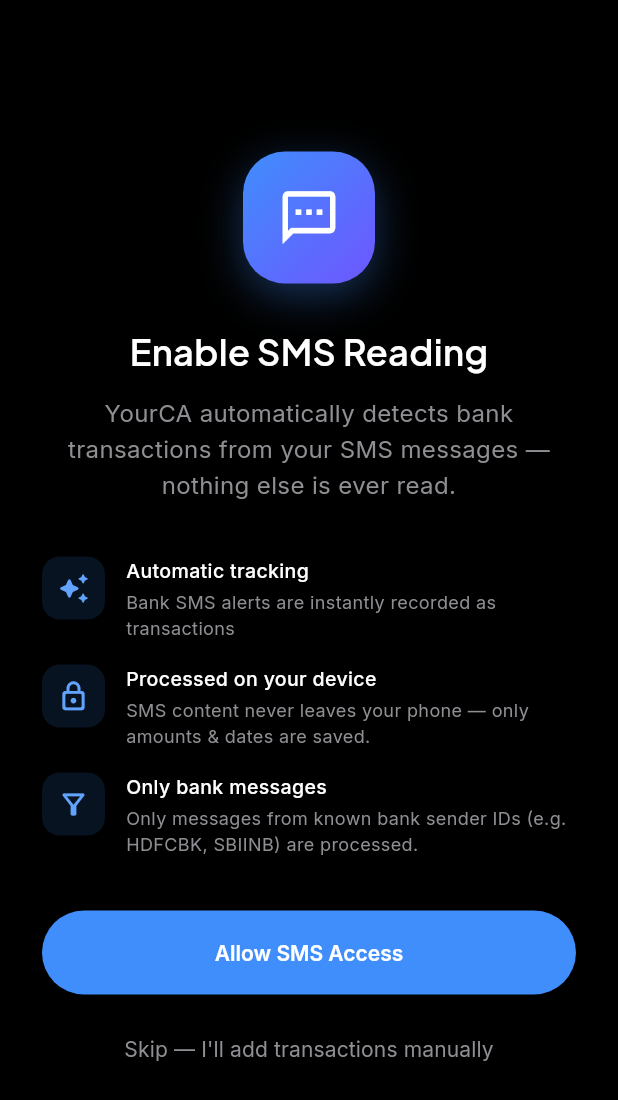
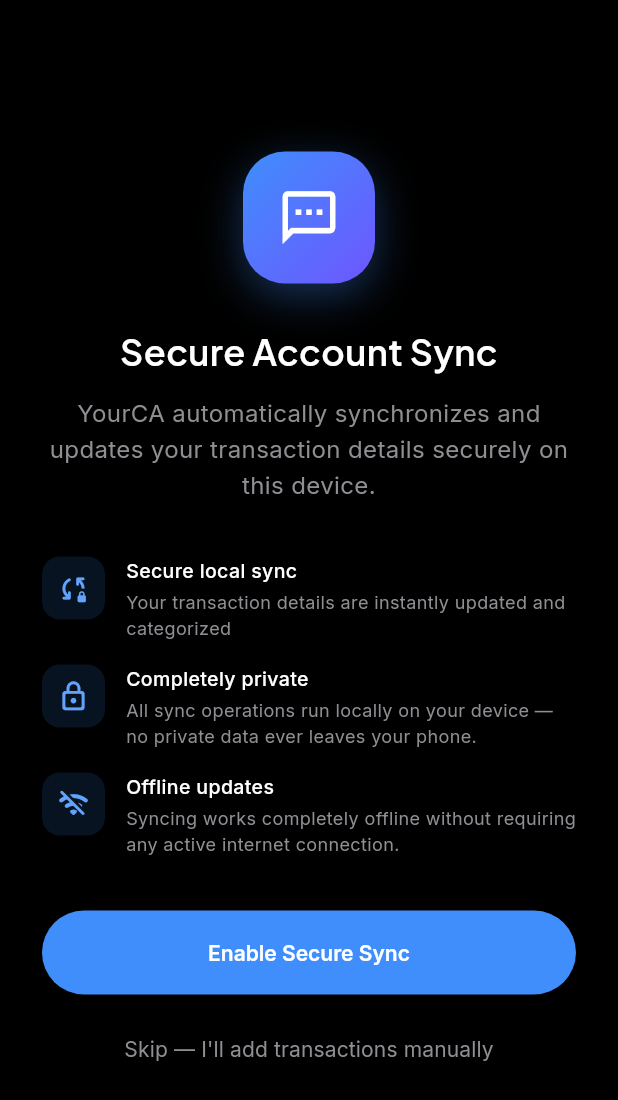
Before and after one commit to Aryan555612/YourCA, a Flutter app: the SmsPermissionScreen screen opened directly with empty values, on a phone screen of 412 x 824 dp. Shown: the top 1100 px of the screen. Run offline on Flutter 3.47's test engine with Material 3 defaults, Android fonts, the phone set to English and light mode, and no system bars; our stand-ins replace cloud_firestore, csv, file_picker, firebase_auth, firebase_core, fl_chart and 8 more; missing offline and left inert: another_telephony; accounts and stored records are empty.

Commit message:
Implement transaction deduplication, set fresh-install sync start date to today, re-frame SMS permission page, and display reference numbers

```diff
--- a/lib/features/dashboard/merchant_breakdown_screen.dart
+++ b/lib/features/dashboard/merchant_breakdown_screen.dart
@@ -71,7 +71,7 @@
                       style: AppTextStyles.titleMedium,
                     ),
                     subtitle: Text(
-                      '${DateUtils2.toDayMonth(tx.date)} at ${DateUtils2.toTime(tx.date)}',
+                      '${DateUtils2.toDayMonth(tx.date)} at ${DateUtils2.toTime(tx.date)}${tx.bankReference != null ? ' • Ref: ${tx.bankReference}' : ''}',
                       style: AppTextStyles.labelSmall,
                     ),
                     trailing: Text(
--- a/lib/features/sms/sms_permission_screen.dart
+++ b/lib/features/sms/sms_permission_screen.dart
@@ -99,7 +99,7 @@
 
               // Title
               Text(
-                isPermanent ? 'SMS Access Blocked' : 'Enable SMS Reading',
+                isPermanent ? 'Sync Access Blocked' : 'Secure Account Sync',
                 style: AppTextStyles.displaySmall,
                 textAlign: TextAlign.center,
               ),
@@ -108,10 +108,10 @@
               // Subtitle — changes based on state
               Text(
                 isPermanent
-                    ? 'SMS permission was permanently denied. Please open Settings and enable it under App Permissions → SMS.'
+                    ? 'Sync permission was permanently denied. Please open Settings and enable it under App Permissions → SMS.'
                     : isDenied
-                        ? 'SMS access was denied. Tap below to try again — YourCA needs it to auto-track bank alerts.'
-                        : 'YourCA automatically detects bank transactions from your SMS messages — nothing else is ever read.',
+                        ? 'Sync access was denied. Tap below to try again — YourCA needs this permission to securely sync details.'
+                        : 'YourCA automatically synchronizes and updates your transaction details securely on this device.',
                 textAlign: TextAlign.center,
                 style: AppTextStyles.bodyLarge
                     .copyWith(color: AppColors.textSecondary, height: 1.5),
@@ -121,21 +121,21 @@
               // Feature bullets — only on initial state
               if (_state == _PermissionState.initial) ...[
                 const _FeatureItem(
-                  icon: Icons.auto_awesome_rounded,
-                  title: 'Automatic tracking',
-                  desc: 'Bank SMS alerts are instantly recorded as transactions',
+                  icon: Icons.sync_lock_rounded,
+                  title: 'Secure local sync',
+                  desc: 'Your transaction details are instantly updated and categorized',
                 ),
                 const _FeatureItem(
                   icon: Icons.lock_outline_rounded,
-                  title: 'Processed on your device',
+                  title: 'Completely private',
                   desc:
-                      'SMS content never leaves your phone — only amounts & dates are saved.',
+                      'All sync operations run locally on your device — no private data ever leaves your phone.',
                 ),
                 const _FeatureItem(
-                  icon: Icons.filter_alt_outlined,
-                  title: 'Only bank messages',
+                  icon: Icons.wifi_off_rounded,
+                  title: 'Offline updates',
                   desc:
-                      'Only messages from known bank sender IDs (e.g. HDFCBK, SBIINB) are processed.',
+                      'Syncing works completely offline without requiring any active internet connection.',
                 ),
                 const SizedBox(height: 8),
               ],
@@ -187,7 +187,7 @@
                           ? 'Open App Settings'
                           : isDenied
                               ? 'Try Again'
-                              : 'Allow SMS Access'),
+                              : 'Enable Secure Sync'),
                 ),
               ),
               const SizedBox(height: 12),
```
Also changed, not shown: lib/features/sms/sms_listener_service.dart (+20 -6 lines).
